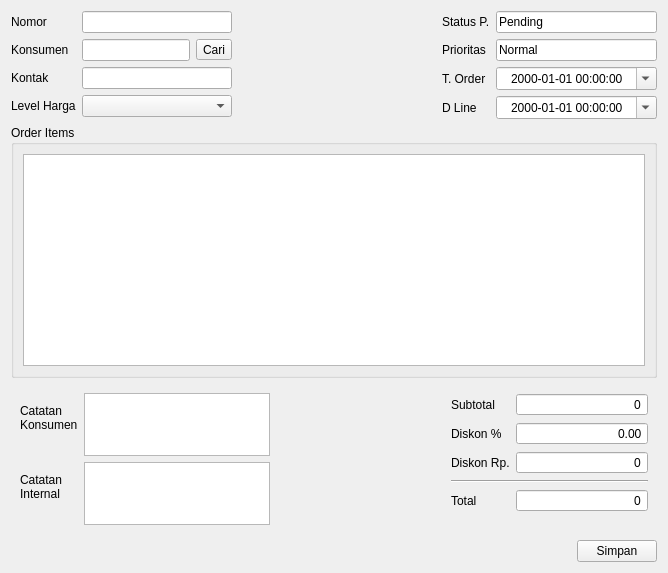
This is src/dialogs/orderdialog.ui in AyahnaSyahid/LazyMins as Qt 5 draws it before an edit. The edited form follows.
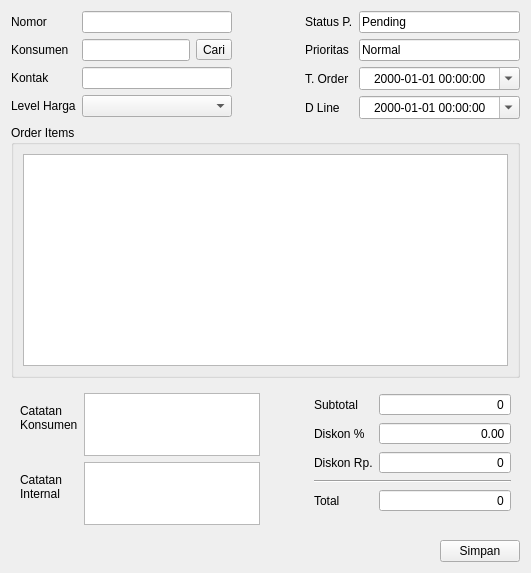
This is the edited form. Custom widgets are drawn as their Qt base class.

```diff
--- a/src/dialogs/orderdialog.ui
+++ b/src/dialogs/orderdialog.ui
@@ -6,7 +6,7 @@
    <rect>
     <x>0</x>
     <y>0</y>
-    <width>668</width>
+    <width>531</width>
     <height>573</height>
    </rect>
   </property>
```
Left out of the diff: 6 changed lines with no effect on the pictures.
